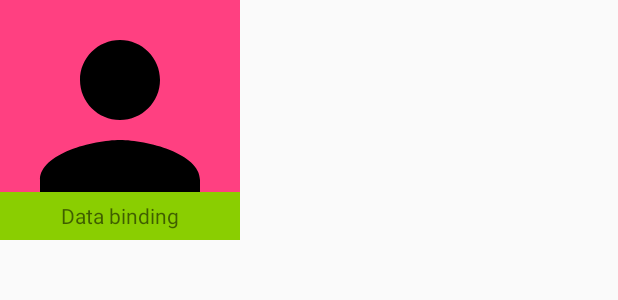
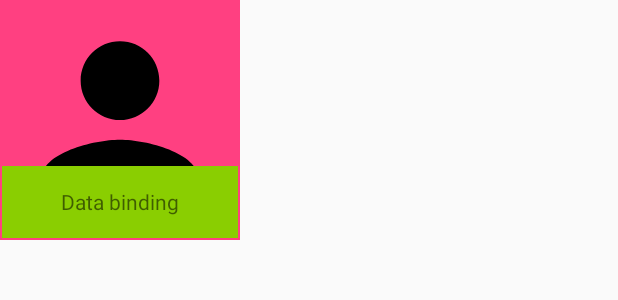
Before and after one commit to droidconpl/droidcon-mobile-app, an Android app: the layout speaker_item.xml on its own in the app's theme, with its tools: preview values and no code run, on a phone screen of 412 x 824 dp. Shown: the top 300 px of the screen. Run offline under Robolectric (Android 15) with nearby library versions, the phone set to English and light mode, and no system bars; network calls fail.

Commit message:
Item spacing

```diff
--- a/app/src/main/res/layout/speaker_item.xml
+++ b/app/src/main/res/layout/speaker_item.xml
@@ -5,6 +5,7 @@
     android:layout_height="160dp"
     android:clickable="true"
     android:focusable="true"
+    android:padding="1dp"
     tools:background="@color/colorAccent"
     tools:layout_width="160dp">
 
@@ -14,8 +15,7 @@
         android:layout_height="match_parent"
         android:adjustViewBounds="true"
         android:scaleType="centerCrop"
-        android:src="@drawable/ic_person"
-        tools:layout_width="160dp" />
+        android:src="@drawable/ic_person" />
 
     <FrameLayout
         android:layout_width="match_parent"
@@ -28,7 +28,7 @@
         android:layout_gravity="bottom"
         android:background="@color/droidcon_green"
         android:gravity="center"
-        android:minHeight="32dp"
+        android:minHeight="48dp"
         android:paddingLeft="16dp"
         android:paddingRight="16dp"
         tools:text="Data binding" />
```
